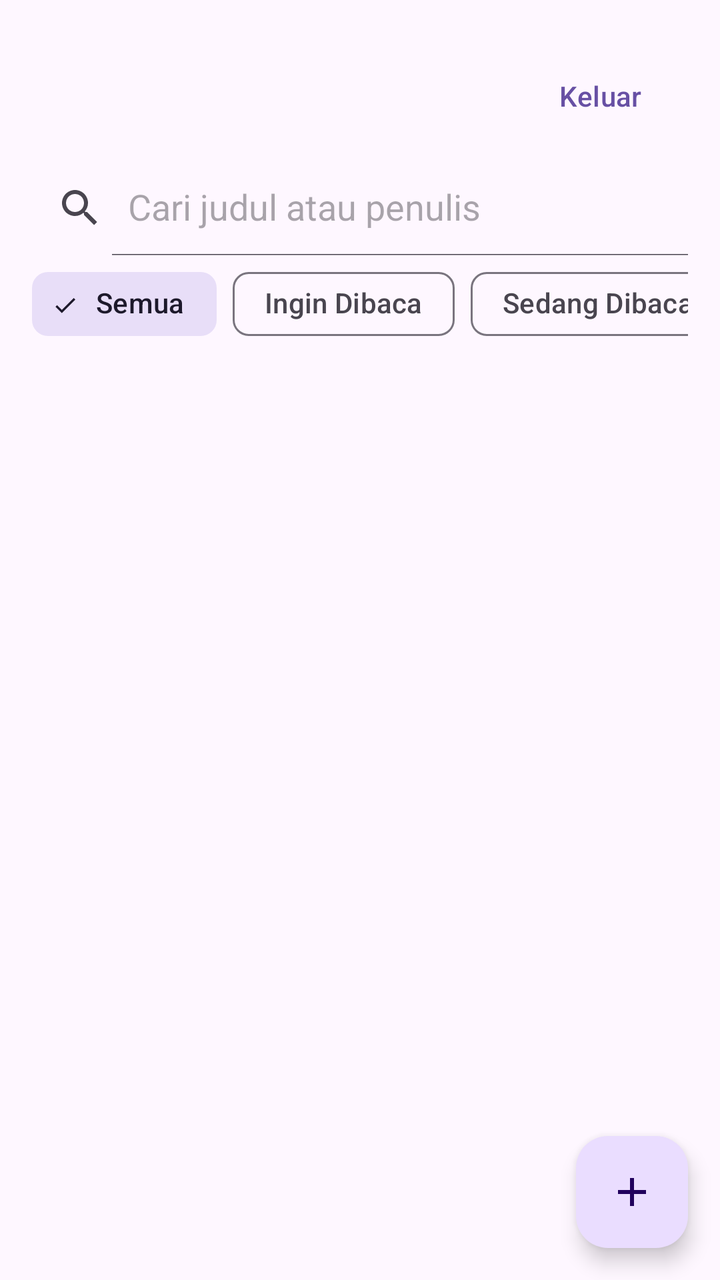
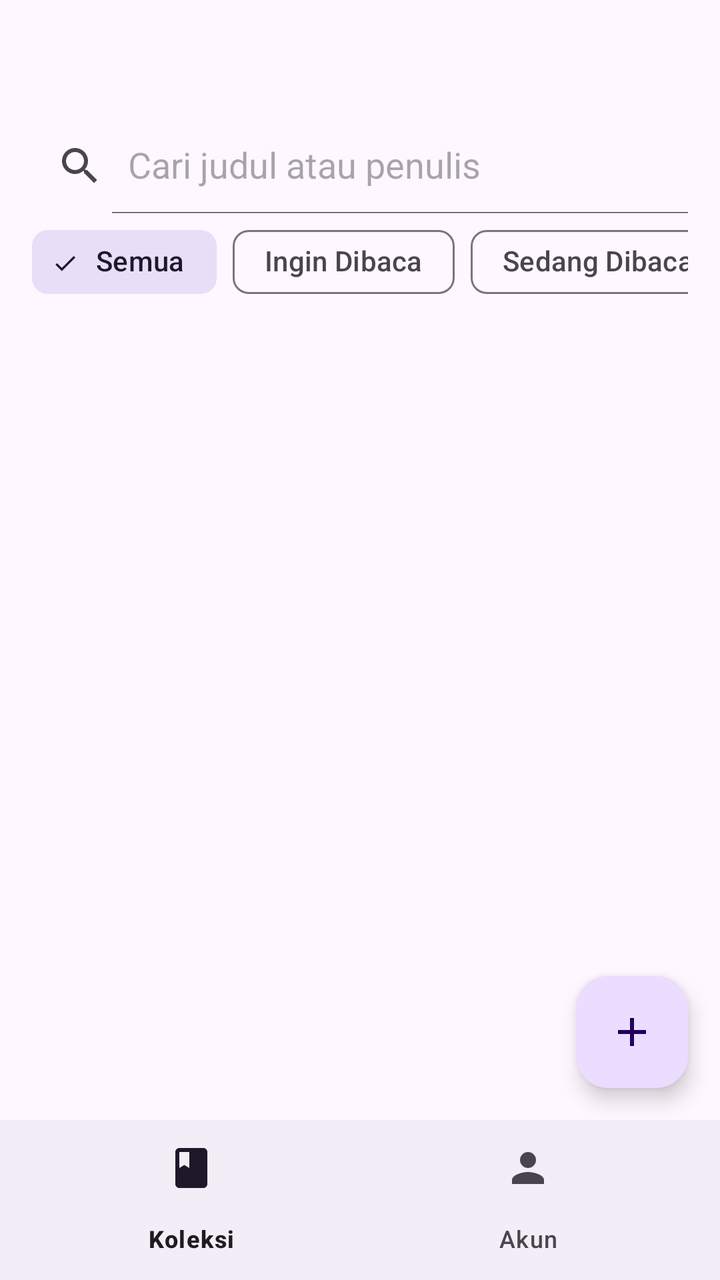

Two renders of the same Android screen: before a commit and after it. Below are the layout's source before the change and the commit's diff.
<!-- AndroidManifest.xml: application theme Theme.KoleksiBacaan -->
<!-- res/layout/activity_main.xml -->
<?xml version="1.0" encoding="utf-8"?>
<androidx.coordinatorlayout.widget.CoordinatorLayout
    xmlns:android="http://schemas.android.com/apk/res/android"
    xmlns:app="http://schemas.android.com/apk/res-auto"
    xmlns:tools="http://schemas.android.com/tools"
    android:id="@+id/main"
    android:layout_width="match_parent"
    android:layout_height="match_parent"
    tools:context=".MainActivity">

    <LinearLayout
        android:layout_width="match_parent"
        android:layout_height="match_parent"
        android:orientation="vertical">

        <LinearLayout
            android:layout_width="match_parent"
            android:layout_height="wrap_content"
            android:gravity="center_vertical"
            android:orientation="horizontal"
            android:paddingHorizontal="16dp"
            android:paddingTop="24dp"
            android:paddingBottom="8dp">

            <TextView
                android:id="@+id/tvHalo"
                android:layout_width="0dp"
                android:layout_height="wrap_content"
                android:layout_weight="1"
                android:textSize="20sp"
                android:textStyle="bold" />

            <Button
                android:id="@+id/btnKeluar"
                style="@style/Widget.Material3.Button.TextButton"
                android:layout_width="wrap_content"
                android:layout_height="wrap_content"
                android:text="@string/btn_keluar" />
        </LinearLayout>

        <androidx.appcompat.widget.SearchView
            android:id="@+id/searchView"
            android:layout_width="match_parent"
            android:layout_height="wrap_content"
            android:layout_marginHorizontal="8dp"
            app:iconifiedByDefault="false"
            app:queryHint="@string/hint_cari" />

        <HorizontalScrollView
            android:layout_width="match_parent"
            android:layout_height="wrap_content"
            android:paddingHorizontal="16dp"
            android:scrollbars="none">

            <com.google.android.material.chip.ChipGroup
                android:id="@+id/chipGroup"
                android:layout_width="wrap_content"
                android:layout_height="wrap_content"
                app:selectionRequired="true"
                app:singleLine="true"
                app:singleSelection="true">

                <com.google.android.material.chip.Chip
                    android:id="@+id/chipSemua"
                    style="@style/Widget.Material3.Chip.Filter"
                    android:layout_width="wrap_content"
                    android:layout_height="wrap_content"
                    android:checked="true"
                    android:text="@string/filter_semua" />

                <com.google.android.material.chip.Chip
                    android:id="@+id/chipIngin"
                    style="@style/Widget.Material3.Chip.Filter"
                    android:layout_width="wrap_content"
                    android:layout_height="wrap_content"
                    android:text="@string/status_ingin_dibaca" />

                <com.google.android.material.chip.Chip
                    android:id="@+id/chipSedang"
                    style="@style/Widget.Material3.Chip.Filter"
                    android:layout_width="wrap_content"
                    android:layout_height="wrap_content"
                    android:text="@string/status_sedang_dibaca" />

                <com.google.android.material.chip.Chip
                    android:id="@+id/chipSelesai"
                    style="@style/Widget.Material3.Chip.Filter"
                    android:layout_width="wrap_content"
                    android:layout_height="wrap_content"
                    android:text="@string/status_selesai" />
            </com.google.android.material.chip.ChipGroup>
        </HorizontalScrollView>

        <androidx.recyclerview.widget.RecyclerView
            android:id="@+id/rvBuku"
            android:layout_width="match_parent"
            android:layout_height="0dp"
            android:layout_weight="1"
            android:clipToPadding="false"
            android:paddingBottom="88dp" />
    </LinearLayout>

    <ProgressBar
        android:id="@+id/progressBar"
        android:layout_width="wrap_content"
        android:layout_height="wrap_content"
        android:layout_gravity="center"
        android:visibility="gone" />

    <TextView
        android:id="@+id/tvKosong"
        android:layout_width="wrap_content"
        android:layout_height="wrap_content"
        android:layout_gravity="center"
        android:gravity="center"
        android:padding="24dp"
        android:visibility="gone" />

    <com.google.android.material.floatingactionbutton.FloatingActionButton
        android:id="@+id/fabTambah"
        android:layout_width="wrap_content"
        android:layout_height="wrap_content"
        android:layout_gravity="bottom|end"
        android:layout_margin="16dp"
        android:contentDescription="@string/desc_tambah_buku"
        app:srcCompat="@drawable/ic_add" />
</androidx.coordinatorlayout.widget.CoordinatorLayout>
<!-- resources referenced by this layout -->
<resources>
  <!-- drawable ic_add (drawable) -->
  <vector xmlns:android="http://schemas.android.com/apk/res/android"
      android:width="24dp"
      android:height="24dp"
      android:viewportWidth="24"
      android:viewportHeight="24"
      android:tint="?attr/colorControlNormal">
      <path
          android:fillColor="@android:color/white"
          android:pathData="M19,13h-6v6h-2v-6H5v-2h6V5h2v6h6v2z" />
  </vector>
  <string name="btn_keluar">Keluar</string>
  <string name="desc_tambah_buku">Tambah buku</string>
  <string name="filter_semua">Semua</string>
  <string name="hint_cari">Cari judul atau penulis</string>
  <string name="status_ingin_dibaca">Ingin Dibaca</string>
  <string name="status_sedang_dibaca">Sedang Dibaca</string>
  <string name="status_selesai">Selesai</string>
  <style name="Theme.KoleksiBacaan" parent="Base.Theme.KoleksiBacaan" />
  <style name="Base.Theme.KoleksiBacaan" parent="Theme.Material3.DayNight.NoActionBar">
          
          
      </style>
</resources>

<!-- the commit's change to res/layout/activity_main.xml (unified diff, before → after) -->
@@ -1,127 +1,181 @@
 <?xml version="1.0" encoding="utf-8"?>
-<androidx.coordinatorlayout.widget.CoordinatorLayout
-    xmlns:android="http://schemas.android.com/apk/res/android"
+<LinearLayout xmlns:android="http://schemas.android.com/apk/res/android"
     xmlns:app="http://schemas.android.com/apk/res-auto"
     xmlns:tools="http://schemas.android.com/tools"
     android:id="@+id/main"
     android:layout_width="match_parent"
     android:layout_height="match_parent"
+    android:orientation="vertical"
     tools:context=".MainActivity">
 
-    <LinearLayout
+    <FrameLayout
         android:layout_width="match_parent"
-        android:layout_height="match_parent"
-        android:orientation="vertical">
+        android:layout_height="0dp"
+        android:layout_weight="1">
 
-        <LinearLayout
+        
+        <androidx.coordinatorlayout.widget.CoordinatorLayout
+            android:id="@+id/layoutDaftar"
             android:layout_width="match_parent"
-            android:layout_height="wrap_content"
-            android:gravity="center_vertical"
-            android:orientation="horizontal"
-            android:paddingHorizontal="16dp"
-            android:paddingTop="24dp"
-            android:paddingBottom="8dp">
+            android:layout_height="match_parent">
+
+            <LinearLayout
+                android:layout_width="match_parent"
+                android:layout_height="match_parent"
+                android:orientation="vertical">
+
+                <TextView
+                    android:id="@+id/tvHalo"
+                    android:layout_width="match_parent"
+                    android:layout_height="wrap_content"
+                    android:paddingHorizontal="16dp"
+                    android:paddingTop="24dp"
+                    android:paddingBottom="8dp"
+                    android:textSize="20sp"
+                    android:textStyle="bold" />
+
+                <androidx.appcompat.widget.SearchView
+                    android:id="@+id/searchView"
+                    android:layout_width="match_parent"
+                    android:layout_height="wrap_content"
+                    android:layout_marginHorizontal="8dp"
+                    app:iconifiedByDefault="false"
+                    app:queryHint="@string/hint_cari" />
+
+                <HorizontalScrollView
+                    android:layout_width="match_parent"
+                    android:layout_height="wrap_content"
+                    android:paddingHorizontal="16dp"
+                    android:scrollbars="none">
+
+                    <com.google.android.material.chip.ChipGroup
+                        android:id="@+id/chipGroup"
+                        android:layout_width="wrap_content"
+                        android:layout_height="wrap_content"
+                        app:selectionRequired="true"
+                        app:singleLine="true"
+                        app:singleSelection="true">
+
+                        <com.google.android.material.chip.Chip
+                            android:id="@+id/chipSemua"
+                            style="@style/Widget.Material3.Chip.Filter"
+                            android:layout_width="wrap_content"
+                            android:layout_height="wrap_content"
+                            android:checked="true"
+                            android:text="@string/filter_semua" />
+
+                        <com.google.android.material.chip.Chip
+                            android:id="@+id/chipIngin"
+                            style="@style/Widget.Material3.Chip.Filter"
+                            android:layout_width="wrap_content"
+                            android:layout_height="wrap_content"
+                            android:text="@string/status_ingin_dibaca" />
+
+                        <com.google.android.material.chip.Chip
+                            android:id="@+id/chipSedang"
+                            style="@style/Widget.Material3.Chip.Filter"
+                            android:layout_width="wrap_content"
+                            android:layout_height="wrap_content"
+                            android:text="@string/status_sedang_dibaca" />
+
+                        <com.google.android.material.chip.Chip
+                            android:id="@+id/chipSelesai"
+                            style="@style/Widget.Material3.Chip.Filter"
+                            android:layout_width="wrap_content"
+                            android:layout_height="wrap_content"
+                            android:text="@string/status_selesai" />
+                    </com.google.android.material.chip.ChipGroup>
+                </HorizontalScrollView>
+
+                <androidx.recyclerview.widget.RecyclerView
+                    android:id="@+id/rvBuku"
+                    android:layout_width="match_parent"
+                    android:layout_height="0dp"
+                    android:layout_weight="1"
+                    android:clipToPadding="false"
+                    android:paddingBottom="88dp" />
+            </LinearLayout>
+
+            <ProgressBar
+                android:id="@+id/progressBar"
+                android:layout_width="wrap_content"
+                android:layout_height="wrap_content"
+                android:layout_gravity="center"
+                android:visibility="gone" />
 
             <TextView
-                android:id="@+id/tvHalo"
-                android:layout_width="0dp"
+                android:id="@+id/tvKosong"
+                android:layout_width="wrap_content"
                 android:layout_height="wrap_content"
-                android:layout_weight="1"
-                android:textSize="20sp"
+                android:layout_gravity="center"
+                android:gravity="center"
+                android:padding="24dp"
+                android:visibility="gone" />
+
+            <com.google.android.material.floatingactionbutton.FloatingActionButton
+                android:id="@+id/fabTambah"
+                android:layout_width="wrap_content"
+                android:layout_height="wrap_content"
+                android:layout_gravity="bottom|end"
+                android:layout_margin="16dp"
+                android:contentDescription="@string/desc_tambah_buku"
+                app:srcCompat="@drawable/ic_add" />
+        </androidx.coordinatorlayout.widget.CoordinatorLayout>
+
+        
+        <LinearLayout
+            android:id="@+id/layoutAkun"
+            android:layout_width="match_parent"
+            android:layout_height="match_parent"
+            android:orientation="vertical"
+            android:padding="24dp"
+            android:visibility="gone">
+
+            <TextView
+                android:layout_width="wrap_content"
+                android:layout_height="wrap_content"
+                android:layout_marginTop="24dp"
+                android:text="@string/nav_akun"
+                android:textSize="26sp"
                 android:textStyle="bold" />
+
+            <TextView
+                android:layout_width="wrap_content"
+                android:layout_height="wrap_content"
+                android:layout_marginTop="24dp"
+                android:text="@string/label_nama"
+                android:textStyle="bold" />
+
+            <TextView
+                android:id="@+id/tvAkunNama"
+                android:layout_width="match_parent"
+                android:layout_height="wrap_content" />
+
+            <TextView
+                android:layout_width="wrap_content"
+                android:layout_height="wrap_content"
+                android:layout_marginTop="16dp"
+                android:text="@string/label_email"
+                android:textStyle="bold" />
+
+            <TextView
+                android:id="@+id/tvAkunEmail"
+                android:layout_width="match_parent"
+                android:layout_height="wrap_content" />
 
             <Button
                 android:id="@+id/btnKeluar"
-                style="@style/Widget.Material3.Button.TextButton"
-                android:layout_width="wrap_content"
-                android:layout_height="wrap_content"
+                style="@style/Widget.Material3.Button.OutlinedButton"
+                android:layout_width="match_parent"
+                android:layout_height="56dp"
+                android:layout_marginTop="32dp"
                 android:text="@string/btn_keluar" />
         </LinearLayout>
+    </FrameLayout>
 
-        <androidx.appcompat.widget.SearchView
-            android:id="@+id/searchView"
-            android:layout_width="match_parent"
-            android:layout_height="wrap_content"
-            android:layout_marginHorizontal="8dp"
-            app:iconifiedByDefault="false"
-            app:queryHint="@string/hint_cari" />
-
-        <HorizontalScrollView
-            android:layout_width="match_parent"
-            android:layout_height="wrap_content"
-            android:paddingHorizontal="16dp"
-            android:scrollbars="none">
-
-            <com.google.android.material.chip.ChipGroup
-                android:id="@+id/chipGroup"
-                android:layout_width="wrap_content"
-                android:layout_height="wrap_content"
-                app:selectionRequired="true"
-                app:singleLine="true"
-                app:singleSelection="true">
-
-                <com.google.android.material.chip.Chip
-                    android:id="@+id/chipSemua"
-                    style="@style/Widget.Material3.Chip.Filter"
-                    android:layout_width="wrap_content"
-                    android:layout_height="wrap_content"
-                    android:checked="true"
-                    android:text="@string/filter_semua" />
-
-                <com.google.android.material.chip.Chip
-                    android:id="@+id/chipIngin"
-                    style="@style/Widget.Material3.Chip.Filter"
-                    android:layout_width="wrap_content"
-                    android:layout_height="wrap_content"
-                    android:text="@string/status_ingin_dibaca" />
-
-                <com.google.android.material.chip.Chip
-                    android:id="@+id/chipSedang"
-                    style="@style/Widget.Material3.Chip.Filter"
-                    android:layout_width="wrap_content"
-                    android:layout_height="wrap_content"
-                    android:text="@string/status_sedang_dibaca" />
-
-                <com.google.android.material.chip.Chip
-                    android:id="@+id/chipSelesai"
-                    style="@style/Widget.Material3.Chip.Filter"
-                    android:layout_width="wrap_content"
-                    android:layout_height="wrap_content"
-                    android:text="@string/status_selesai" />
-            </com.google.android.material.chip.ChipGroup>
-        </HorizontalScrollView>
-
-        <androidx.recyclerview.widget.RecyclerView
-            android:id="@+id/rvBuku"
-            android:layout_width="match_parent"
-            android:layout_height="0dp"
-            android:layout_weight="1"
-            android:clipToPadding="false"
-            android:paddingBottom="88dp" />
-    </LinearLayout>
-
-    <ProgressBar
-        android:id="@+id/progressBar"
-        android:layout_width="wrap_content"
+    <com.google.android.material.bottomnavigation.BottomNavigationView
+        android:id="@+id/bottomNav"
+        android:layout_width="match_parent"
         android:layout_height="wrap_content"
-        android:layout_gravity="center"
-        android:visibility="gone" />
-
-    <TextView
-        android:id="@+id/tvKosong"
-        android:layout_width="wrap_content"
-        android:layout_height="wrap_content"
-        android:layout_gravity="center"
-        android:gravity="center"
-        android:padding="24dp"
-        android:visibility="gone" />
-
-    <com.google.android.material.floatingactionbutton.FloatingActionButton
-        android:id="@+id/fabTambah"
-        android:layout_width="wrap_content"
-        android:layout_height="wrap_content"
-        android:layout_gravity="bottom|end"
-        android:layout_margin="16dp"
-        android:contentDescription="@string/desc_tambah_buku"
-        app:srcCompat="@drawable/ic_add" />
-</androidx.coordinatorlayout.widget.CoordinatorLayout>
+        app:menu="@menu/menu_bottom_nav" />
+</LinearLayout>
<!-- resource entries referenced after the edit -->
@@ -15,6 +15,9 @@
   <string name="desc_tambah_buku">Tambah buku</string>
   <string name="filter_semua">Semua</string>
   <string name="hint_cari">Cari judul atau penulis</string>
+  <string name="label_email">Email</string>
+  <string name="label_nama">Nama</string>
+  <string name="nav_akun">Akun</string>
   <string name="status_ingin_dibaca">Ingin Dibaca</string>
   <string name="status_sedang_dibaca">Sedang Dibaca</string>
   <string name="status_selesai">Selesai</string>
